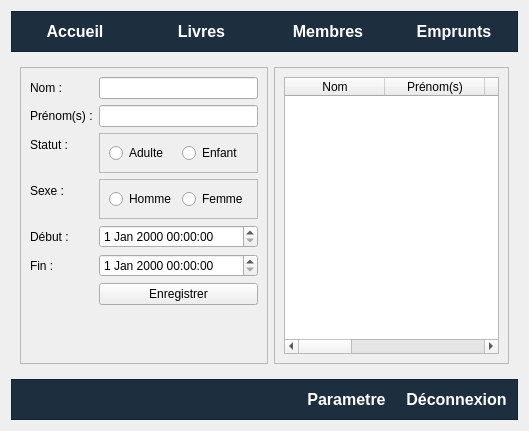
Old version of the form app.ui in the repository Totelof10/biblio.
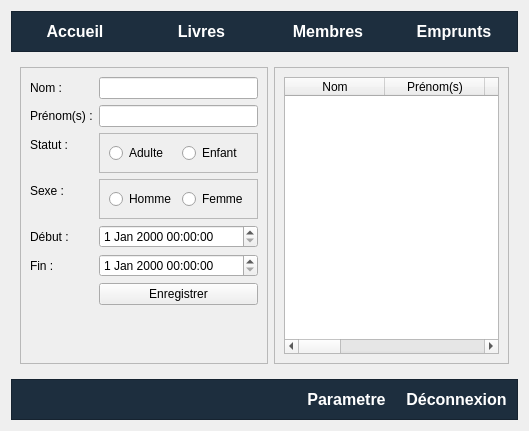
New version of the form. Icons and pictures are not drawn.

What changed in the file:
```diff
--- a/app.ui
+++ b/app.ui
@@ -645,6 +645,16 @@
               <string>Validité</string>
              </property>
             </column>
+            <column>
+             <property name="text">
+              <string>Renouvellement</string>
+             </property>
+            </column>
+            <column>
+             <property name="text">
+              <string>Supprimer</string>
+             </property>
+            </column>
            </widget>
           </item>
          </layout>
```
